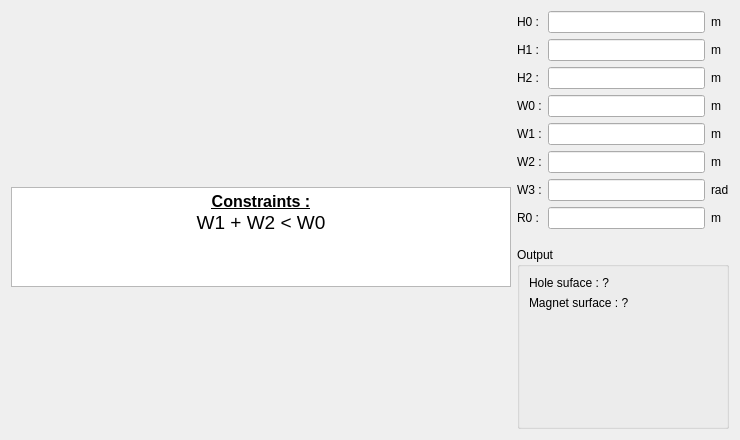
Old version of the form pyleecan/GUI/Dialog/DMachineSetup/SMHoleMag/PHoleM58/PHoleM58.ui in the repository Eomys/pyleecan.
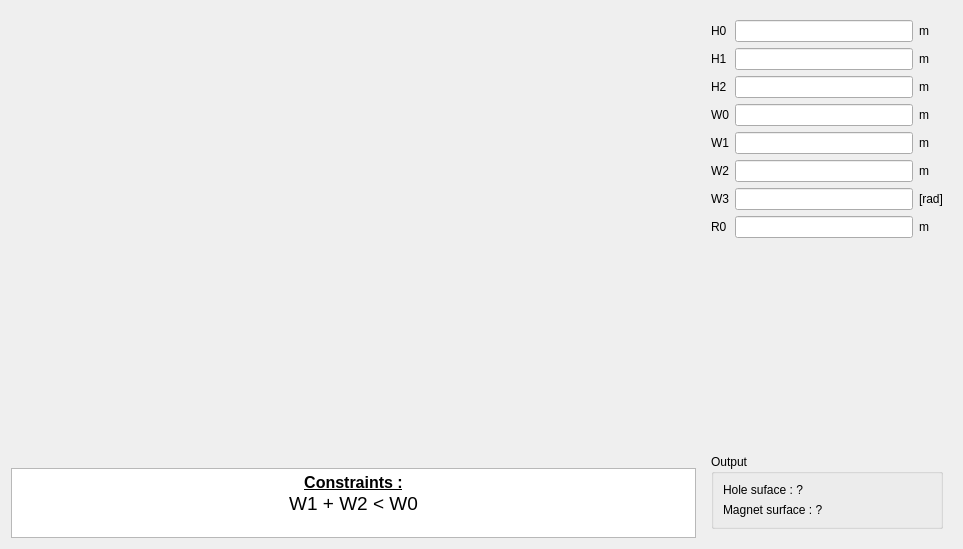
New version of the form. Icons and pictures are not drawn. Custom widgets are drawn as their Qt base class.

Commit message: [CO] Improving Hole GUI

What changed in the file:
```diff
--- a/pyleecan/GUI/Dialog/DMachineSetup/SMHoleMag/PHoleM58/PHoleM58.ui
+++ b/pyleecan/GUI/Dialog/DMachineSetup/SMHoleMag/PHoleM58/PHoleM58.ui
@@ -6,8 +6,8 @@
    <rect>
     <x>0</x>
     <y>0</y>
-    <width>740</width>
-    <height>440</height>
+    <width>963</width>
+    <height>549</height>
    </rect>
   </property>
   <property name="minimumSize">
@@ -31,21 +31,21 @@
      <item>
       <widget class="QLabel" name="img_slot">
        <property name="sizePolicy">
-        <sizepolicy hsizetype="Fixed" vsizetype="Fixed">
+        <sizepolicy hsizetype="Preferred" vsizetype="Preferred">
          <horstretch>0</horstretch>
          <verstretch>0</verstretch>
         </sizepolicy>
        </property>
        <property name="minimumSize">
         <size>
-         <width>500</width>
-         <height>170</height>
+         <width>0</width>
+         <height>0</height>
         </size>
        </property>
        <property name="maximumSize">
         <size>
-         <width>500</width>
-         <height>170</height>
+         <width>16777215</width>
+         <height>16777215</height>
         </size>
        </property>
        <property name="text">
@@ -76,7 +76,7 @@
        <property name="maximumSize">
         <size>
          <width>16777215</width>
-         <height>100</height>
+         <height>70</height>
         </size>
        </property>
        <property name="verticalScrollBarPolicy">
@@ -86,38 +86,38 @@
         <string>&lt;!DOCTYPE HTML PUBLIC &quot;-//W3C//DTD HTML 4.0//EN&quot; &quot;http://www.w3.org/TR/REC-html40/strict.dtd&quot;&gt;
 &lt;html&gt;&lt;head&gt;&lt;meta name=&quot;qrichtext&quot; content=&quot;1&quot; /&gt;&lt;style type=&quot;text/css&quot;&gt;
 p, li { white-space: pre-wrap; }
-&lt;/style&gt;&lt;/head&gt;&lt;body style=&quot; font-family:'MS Shell Dlg 2'; font-size:8.25pt; font-weight:400; font-style:normal;&quot;&gt;
-&lt;p align=&quot;center&quot; style=&quot; margin-top:0px; margin-bottom:0px; margin-left:0px; margin-right:0px; -qt-block-indent:0; text-indent:0px;&quot;&gt;&lt;span style=&quot; font-size:12pt; font-weight:600; text-decoration: underline;&quot;&gt;Constraints :&lt;/span&gt;&lt;/p&gt;
-&lt;p align=&quot;center&quot; style=&quot; margin-top:0px; margin-bottom:0px; margin-left:0px; margin-right:0px; -qt-block-indent:0; text-indent:0px;&quot;&gt;&lt;span style=&quot; font-size:14pt;&quot;&gt;W1 + W2 &amp;lt; W0&lt;/span&gt;&lt;/p&gt;&lt;/body&gt;&lt;/html&gt;</string>
+&lt;/style&gt;&lt;/head&gt;&lt;body style=&quot; font-family:'MS Shell Dlg 2'; font-size:7.8pt; font-weight:400; font-style:normal;&quot;&gt;
+&lt;p align=&quot;center&quot; style=&quot; margin-top:0px; margin-bottom:0px; margin-left:0px; margin-right:0px; -qt-block-indent:0; text-indent:0px;&quot;&gt;&lt;span style=&quot; font-family:'MS Shell Dlg 2'; font-size:12pt; font-weight:600; text-decoration: underline;&quot;&gt;Constraints :&lt;/span&gt;&lt;/p&gt;
+&lt;p align=&quot;center&quot; style=&quot; margin-top:0px; margin-bottom:0px; margin-left:0px; margin-right:0px; -qt-block-indent:0; text-indent:0px;&quot;&gt;&lt;span style=&quot; font-family:'MS Shell Dlg 2'; font-size:14pt;&quot;&gt;W1 + W2 &amp;lt; W0&lt;/span&gt;&lt;/p&gt;&lt;/body&gt;&lt;/html&gt;</string>
        </property>
        <property name="textInteractionFlags">
         <set>Qt::TextSelectableByKeyboard|Qt::TextSelectableByMouse</set>
        </property>
       </widget>
      </item>
-     <item>
-      <spacer name="verticalSpacer_2">
-       <property name="orientation">
-        <enum>Qt::Vertical</enum>
-       </property>
-       <property name="sizeHint" stdset="0">
-        <size>
-         <width>20</width>
-         <height>40</height>
-        </size>
-       </property>
-      </spacer>
-     </item>
     </layout>
    </item>
    <item>
+    <widget class="QWidget" name="widget" native="true">
+     <property name="minimumSize">
+      <size>
+       <width>250</width>
+       <height>0</height>
+      </size>
+     </property>
+     <property name="maximumSize">
+      <size>
+       <width>250</width>
+       <height>16777215</height>
+      </size>
+     </property>
     <layout class="QVBoxLayout" name="verticalLayout_2">
      <item>
       <layout class="QGridLayout" name="gridLayout">
        <item row="0" column="0">
         <widget class="QLabel" name="in_H0">
          <property name="text">
-          <string>H0 :</string>
+           <string>H0</string>
          </property>
         </widget>
        </item>
@@ -162,7 +162,7 @@
        <item row="6" column="0">
         <widget class="QLabel" name="in_W3">
          <property name="text">
-          <string>W3 :</string>
+           <string>W3</string>
          </property>
         </widget>
        </item>
@@ -172,21 +172,21 @@
        <item row="4" column="0">
         <widget class="QLabel" name="in_W1">
          <property name="text">
-          <string>W1 :</string>
+           <string>W1</string>
          </property>
         </widget>
        </item>
        <item row="5" column="0">
         <widget class="QLabel" name="in_W2">
          <property name="text">
-          <string>W2 :</string>
+           <string>W2</string>
          </property>
         </widget>
        </item>
        <item row="7" column="0">
         <widget class="QLabel" name="in_R0">
          <property name="text">
-          <string>R0 :</string>
+           <string>R0</string>
          </property>
         </widget>
        </item>
@@ -196,14 +196,14 @@
        <item row="1" column="0">
         <widget class="QLabel" name="in_H1">
          <property name="text">
-          <string>H1 :</string>
+           <string>H1</string>
          </property>
         </widget>
        </item>
        <item row="2" column="0">
         <widget class="QLabel" name="in_H2">
          <property name="text">
-          <string>H2 :</string>
+           <string>H2</string>
          </property>
         </widget>
        </item>
@@ -213,7 +213,7 @@
        <item row="3" column="0">
         <widget class="QLabel" name="in_W0">
          <property name="text">
-          <string>W0 :</string>
+           <string>W0</string>
          </property>
         </widget>
        </item>
@@ -250,7 +250,7 @@
        <item row="6" column="2">
         <widget class="QLabel" name="unit_W3">
          <property name="text">
-          <string>rad</string>
+           <string>[rad]</string>
          </property>
         </widget>
        </item>
@@ -276,6 +276,19 @@
        </property>
       </widget>
      </item>
+      <item>
+       <spacer name="verticalSpacer">
+        <property name="orientation">
+         <enum>Qt::Vertical</enum>
+        </property>
+        <property name="sizeHint" stdset="0">
+         <size>
+          <width>20</width>
+          <height>176</height>
+         </size>
+        </property>
+       </spacer>
+      </item>
      <item>
       <widget class="QGroupBox" name="g_output">
        <property name="minimumSize">
@@ -302,23 +315,11 @@
           </property>
          </widget>
         </item>
-        <item>
-         <spacer name="verticalSpacer">
-          <property name="orientation">
-           <enum>Qt::Vertical</enum>
-          </property>
-          <property name="sizeHint" stdset="0">
-           <size>
-            <width>20</width>
-            <height>40</height>
-           </size>
-          </property>
-         </spacer>
-        </item>
        </layout>
       </widget>
      </item>
     </layout>
+    </widget>
    </item>
   </layout>
  </widget>
```
Left out of the diff: 6 changed lines with no effect on the pictures. Lines whose indentation alone changed are shown as unchanged. The commit also changes 54 other files.
